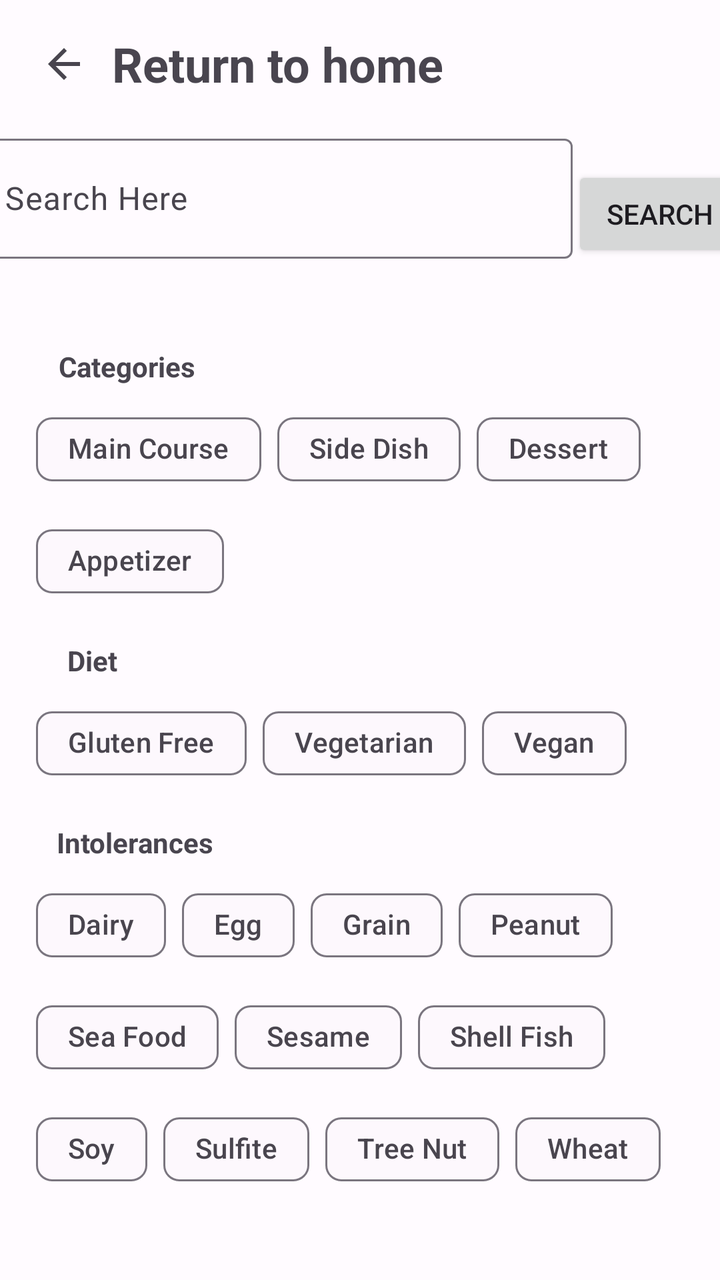
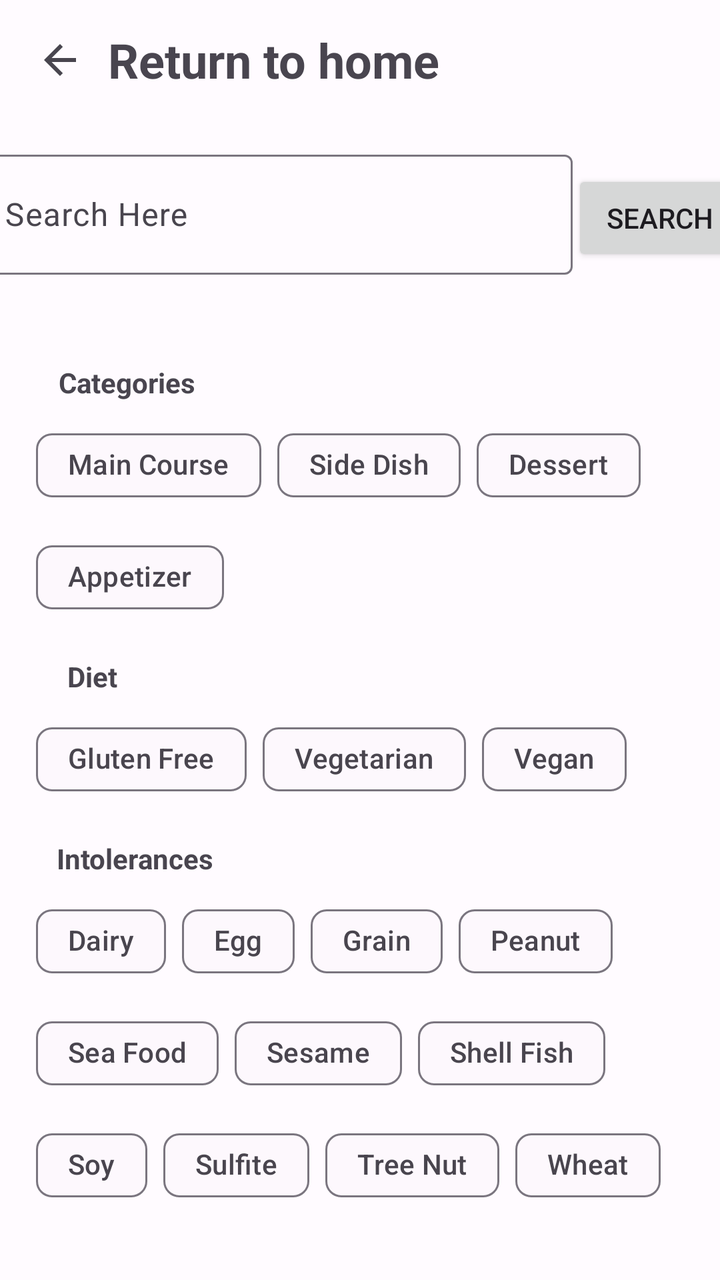

Screens rendered from an Android XML layout before and after an edit, with the pre-edit source and the edit as a unified diff.
<!-- AndroidManifest.xml: application theme Theme.Food_alchemy -->
<!-- res/layout/fragment_search.xml -->
<?xml version="1.0" encoding="utf-8"?>
<androidx.constraintlayout.widget.ConstraintLayout xmlns:android="http://schemas.android.com/apk/res/android"
    xmlns:app="http://schemas.android.com/apk/res-auto"
    xmlns:tools="http://schemas.android.com/tools"
    android:layout_width="match_parent"
    android:layout_height="match_parent"
    tools:context=".ui.search.SearchActivity">

    <LinearLayout
        android:id="@+id/linear_layout"
        android:layout_width="match_parent"
        android:layout_height="wrap_content"
        android:gravity="center_vertical"
        android:padding="8dp"
        app:layout_constraintEnd_toEndOf="parent"
        app:layout_constraintHorizontal_bias="1.0"
        app:layout_constraintStart_toStartOf="parent"
        app:layout_constraintTop_toTopOf="parent">

        <ImageButton
            android:id="@+id/return_button"
            android:layout_width="48dp"
            android:layout_height="48dp"
            android:background="@android:color/transparent"
            android:padding="8dp"
            android:src="@drawable/baseline_arrow_back_24"
            app:tint="?attr/colorControlNormal"
            tools:ignore="ContentDescription" />

        <TextView
            android:id="@+id/title_textview"
            android:layout_width="wrap_content"
            android:layout_height="wrap_content"
            android:text="@string/return_to_home"
            android:textSize="24sp"
            android:textStyle="bold" />

    </LinearLayout>

    <androidx.constraintlayout.widget.ConstraintLayout
        android:layout_width="match_parent"
        android:layout_height="wrap_content"
        app:layout_constraintStart_toStartOf="parent"
        app:layout_constraintEnd_toEndOf="parent"
        android:id="@+id/search_layout"
        app:layout_constraintTop_toBottomOf="@+id/linear_layout">




        <com.google.android.material.textfield.TextInputLayout
            android:id="@+id/searchView"
            android:layout_width="300dp"
            android:layout_height="wrap_content"
            app:endIconMode="clear_text"
            app:errorEnabled="true"
            app:layout_constraintTop_toTopOf="parent"
            app:layout_constraintBottom_toTopOf="@id/recyclerview_ingredients_search"
            app:layout_constraintStart_toStartOf="parent"
            app:layout_constraintEnd_toStartOf="@id/search_btn">

            <com.google.android.material.textfield.TextInputEditText
                android:id="@+id/search_input_edit_text_ingredient"
                android:layout_width="300dp"
                android:layout_height="60dp"
                android:layout_weight="1"
                android:inputType="text"
                android:hint="@string/search_here" />
        </com.google.android.material.textfield.TextInputLayout>



        <Button
            android:id="@+id/search_btn"
            app:layout_constraintBottom_toTopOf="@id/recyclerview_ingredients_search"
            app:layout_constraintTop_toTopOf="parent"
            app:layout_constraintEnd_toEndOf="parent"
            app:layout_constraintStart_toEndOf="@id/searchView"
            android:layout_weight="1"
            android:layout_width="wrap_content"
            android:layout_height="wrap_content"
            android:text="@string/search" />

        <androidx.recyclerview.widget.RecyclerView
            android:id="@+id/recyclerview_ingredients_search"
            android:layout_width="match_parent"
            android:layout_height="wrap_content"
            app:layout_constraintTop_toBottomOf="@id/searchView"
            app:layout_constraintBottom_toBottomOf="parent"
            app:layout_constraintStart_toStartOf="parent"
            app:layout_constraintEnd_toEndOf="parent" />

    </androidx.constraintlayout.widget.ConstraintLayout>


    <ScrollView
        android:id="@+id/scrollChip"
        android:layout_width="match_parent"
        android:layout_height="0dp"
        app:layout_constraintTop_toBottomOf="@id/search_layout"
        app:layout_constraintBottom_toBottomOf="parent">

        <androidx.constraintlayout.widget.ConstraintLayout
            android:layout_width="match_parent"
            android:layout_height="match_parent">

            <com.google.android.material.chip.ChipGroup
                android:id="@+id/chip_ingredients"
                android:layout_width="match_parent"
                android:layout_height="wrap_content"
                android:layout_marginTop="8dp"
                android:layout_marginStart="18dp"
                android:layout_marginEnd="18dp"
                app:layout_constraintStart_toStartOf="parent"
                app:layout_constraintEnd_toEndOf="parent"
                app:layout_constraintTop_toTopOf="parent"
                app:layout_constraintBottom_toTopOf="@id/text_categories">

            </com.google.android.material.chip.ChipGroup>

            
            <TextView
                android:id="@+id/text_categories"
                android:layout_width="wrap_content"
                android:layout_height="wrap_content"
                android:text="@string/categories"
                android:layout_marginTop="16dp"
                android:textStyle="bold"
                app:layout_constraintStart_toStartOf="parent"
                app:layout_constraintEnd_toEndOf="parent"
                app:layout_constraintTop_toBottomOf="@id/chip_ingredients"
                app:layout_constraintBottom_toTopOf="@id/chip_group_categories"
                app:layout_constraintHorizontal_bias="0.1" />


            <com.google.android.material.chip.ChipGroup
                android:id="@+id/chip_group_categories"
                android:layout_width="match_parent"
                android:layout_height="wrap_content"
                android:layout_below="@id/text_categories"
                android:layout_marginTop="8dp"
                app:singleSelection="true"
                android:layout_marginStart="18dp"
                android:layout_marginEnd="18dp"
                app:layout_constraintStart_toStartOf="parent"
                app:layout_constraintEnd_toEndOf="parent"
                app:layout_constraintTop_toBottomOf="@id/text_categories"
                app:layout_constraintBottom_toTopOf="@id/text_diet">


                <com.google.android.material.chip.Chip
                    android:id="@+id/chip_main_course"
                    style="@style/Widget.Material3.Chip.Filter"
                    android:layout_width="wrap_content"
                    android:layout_height="wrap_content"
                    android:checked="false"
                    android:text="@string/main_course" />

                <com.google.android.material.chip.Chip
                    android:id="@+id/chip_side_dish"
                    style="@style/Widget.Material3.Chip.Filter"
                    android:layout_width="wrap_content"
                    android:layout_height="wrap_content"
                    android:checked="false"
                    android:text="@string/side_dish" />

                <com.google.android.material.chip.Chip
                    android:id="@+id/chip_dessert"
                    style="@style/Widget.Material3.Chip.Filter"
                    android:layout_width="wrap_content"
                    android:layout_height="wrap_content"
                    android:checked="false"
                    android:text="@string/dessert" />

                <com.google.android.material.chip.Chip
                    android:id="@+id/chip_appetizer"
                    style="@style/Widget.Material3.Chip.Filter"
                    android:layout_width="wrap_content"
                    android:layout_height="wrap_content"
                    android:checked="false"
                    android:text="@string/appetizer" />

                
                

            </com.google.android.material.chip.ChipGroup>

            
            <TextView
                android:id="@+id/text_diet"
                android:layout_width="wrap_content"
                android:layout_height="wrap_content"
                android:text="@string/diet"
                android:layout_marginTop="16dp"
                android:textStyle="bold"
                app:layout_constraintStart_toStartOf="parent"
                app:layout_constraintEnd_toEndOf="parent"
                app:layout_constraintTop_toBottomOf="@id/chip_group_categories"
                app:layout_constraintBottom_toTopOf="@id/chip_group_diet"
                app:layout_constraintHorizontal_bias="0.1"/>

            <com.google.android.material.chip.ChipGroup
                android:id="@+id/chip_group_diet"
                android:layout_width="match_parent"
                android:layout_height="wrap_content"
                android:layout_below="@id/text_diet"
                android:layout_marginTop="8dp"
                android:layout_marginStart="18dp"
                android:layout_marginEnd="18dp"
                app:singleSelection="true"
                app:layout_constraintStart_toStartOf="parent"
                app:layout_constraintEnd_toEndOf="parent"
                app:layout_constraintTop_toBottomOf="@id/text_diet"
                app:layout_constraintBottom_toTopOf="@id/text_intolerances">

                <com.google.android.material.chip.Chip
                    android:id="@+id/gluten_free"
                    style="@style/Widget.Material3.Chip.Filter"
                    android:layout_width="wrap_content"
                    android:layout_height="wrap_content"
                    android:checked="false"
                    android:text="@string/gluten_free" />

                <com.google.android.material.chip.Chip
                    android:id="@+id/vegetarian"
                    style="@style/Widget.Material3.Chip.Filter"
                    android:layout_width="wrap_content"
                    android:layout_height="wrap_content"
                    android:checked="false"
                    android:text="@string/vegetarian" />

                <com.google.android.material.chip.Chip
                    android:id="@+id/vegan"
                    style="@style/Widget.Material3.Chip.Filter"
                    android:layout_width="wrap_content"
                    android:layout_height="wrap_content"
                    android:checked="false"
                    android:text="@string/vegan" />
                
                

            </com.google.android.material.chip.ChipGroup>

            
            <TextView
                android:id="@+id/text_intolerances"
                android:layout_width="wrap_content"
                android:layout_height="wrap_content"
                android:text="@string/intolerances"
                android:layout_below="@id/chip_group_diet"
                android:layout_marginTop="16dp"
                android:textStyle="bold"
                app:layout_constraintStart_toStartOf="parent"
                app:layout_constraintEnd_toEndOf="parent"
                app:layout_constraintTop_toBottomOf="@id/chip_group_diet"
                app:layout_constraintBottom_toTopOf="@id/chip_group_intolerances"
                app:layout_constraintHorizontal_bias="0.1"/>

            <com.google.android.material.chip.ChipGroup
                android:id="@+id/chip_group_intolerances"
                android:layout_width="match_parent"
                android:layout_height="wrap_content"
                android:layout_below="@id/text_intolerances"
                android:layout_marginTop="8dp"
                android:layout_marginStart="18dp"
                android:layout_marginEnd="18dp"
                app:singleSelection="false"
                app:layout_constraintStart_toStartOf="parent"
                app:layout_constraintEnd_toEndOf="parent"
                app:layout_constraintTop_toBottomOf="@id/text_intolerances">

                <com.google.android.material.chip.Chip
                    android:id="@+id/dairy"
                    style="@style/Widget.Material3.Chip.Filter"
                    android:layout_width="wrap_content"
                    android:layout_height="wrap_content"
                    android:checked="false"
                    android:text="@string/dairy" />

                <com.google.android.material.chip.Chip
                    android:id="@+id/egg"
                    style="@style/Widget.Material3.Chip.Filter"
                    android:layout_width="wrap_content"
                    android:layout_height="wrap_content"
                    android:checked="false"
                    android:text="@string/egg" />

                <com.google.android.material.chip.Chip
                    android:id="@+id/grain"
                    style="@style/Widget.Material3.Chip.Filter"
                    android:layout_width="wrap_content"
                    android:layout_height="wrap_content"
                    android:checked="false"
                    android:text="@string/grain" />

                <com.google.android.material.chip.Chip
                    android:id="@+id/peanut"
                    style="@style/Widget.Material3.Chip.Filter"
                    android:layout_width="wrap_content"
                    android:layout_height="wrap_content"
                    android:checked="false"
                    android:text="@string/peanut" />

                <com.google.android.material.chip.Chip
                    android:id="@+id/sea_food"
                    style="@style/Widget.Material3.Chip.Filter"
                    android:layout_width="wrap_content"
                    android:layout_height="wrap_content"
                    android:checked="false"
                    android:text="@string/sea_food" />

                <com.google.android.material.chip.Chip
                    android:id="@+id/sesame"
                    style="@style/Widget.Material3.Chip.Filter"
                    android:layout_width="wrap_content"
                    android:layout_height="wrap_content"
                    android:checked="false"
                    android:text="@string/sesame" />

                <com.google.android.material.chip.Chip
                    android:id="@+id/shell_fish"
                    style="@style/Widget.Material3.Chip.Filter"
                    android:layout_width="wrap_content"
                    android:layout_height="wrap_content"
                    android:checked="false"
                    android:text="@string/shell_fish" />

                <com.google.android.material.chip.Chip
                    android:id="@+id/soy"
                    style="@style/Widget.Material3.Chip.Filter"
                    android:layout_width="wrap_content"
                    android:layout_height="wrap_content"
                    android:checked="false"
                    android:text="@string/soy" />

                <com.google.android.material.chip.Chip
                    android:id="@+id/sulfite"
                    style="@style/Widget.Material3.Chip.Filter"
                    android:layout_width="wrap_content"
                    android:layout_height="wrap_content"
                    android:checked="false"
                    android:text="@string/sulfite" />

                <com.google.android.material.chip.Chip
                    android:id="@+id/tree_nut"
                    style="@style/Widget.Material3.Chip.Filter"
                    android:layout_width="wrap_content"
                    android:layout_height="wrap_content"
                    android:checked="false"
                    android:text="@string/tree_nut" />

                <com.google.android.material.chip.Chip
                    android:id="@+id/wheat"
                    style="@style/Widget.Material3.Chip.Filter"
                    android:layout_width="wrap_content"
                    android:layout_height="wrap_content"
                    android:checked="false"
                    android:text="@string/wheat" />

                
                

            </com.google.android.material.chip.ChipGroup>
        </androidx.constraintlayout.widget.ConstraintLayout>
    </ScrollView>




</androidx.constraintlayout.widget.ConstraintLayout>
<!-- resources referenced by this layout -->
<resources>
  <!-- drawable baseline_arrow_back_24 (drawable) -->
  <vector android:autoMirrored="true" android:height="24dp"
      android:tint="#000000" android:viewportHeight="24"
      android:viewportWidth="24" android:width="24dp" xmlns:android="http://schemas.android.com/apk/res/android">
      <path android:fillColor="@android:color/black" android:pathData="M20,11H7.83l5.59,-5.59L12,4l-8,8 8,8 1.41,-1.41L7.83,13H20v-2z"/>
  </vector>
  <string name="appetizer">Appetizer</string>
  <string name="categories">Categories</string>
  <string name="dairy">Dairy</string>
  <string name="dessert">Dessert</string>
  <string name="diet">Diet</string>
  <string name="egg">Egg</string>
  <string name="gluten_free">Gluten Free</string>
  <string name="grain">Grain</string>
  <string name="intolerances">Intolerances</string>
  <string name="main_course">Main Course</string>
  <string name="peanut">Peanut</string>
  <string name="return_to_home">Return to home</string>
  <string name="sea_food">Sea Food</string>
  <string name="search">Search</string>
  <string name="search_here">Search Here</string>
  <string name="sesame">Sesame</string>
  <string name="shell_fish">Shell Fish</string>
  <string name="side_dish">Side Dish</string>
  <string name="soy">Soy</string>
  <string name="sulfite">Sulfite</string>
  <string name="tree_nut">Tree Nut</string>
  <string name="vegan">Vegan</string>
  <string name="vegetarian">Vegetarian</string>
  <string name="wheat">Wheat</string>
  <style name="Theme.Food_alchemy" parent="Base.Theme.Food_alchemy" />
  <color name="md_theme_light_primary">#7214FF</color>
  <color name="md_theme_light_onPrimary">#FFFFFF</color>
  <color name="md_theme_light_primaryContainer">#E9DDFF</color>
  <color name="md_theme_light_onPrimaryContainer">#23005C</color>
  <color name="md_theme_light_secondary">#625B70</color>
  <color name="md_theme_light_onSecondary">#FFFFFF</color>
  <color name="md_theme_light_secondaryContainer">#E8DEF8</color>
  <color name="md_theme_light_onSecondaryContainer">#1E192B</color>
  <color name="md_theme_light_tertiary">#7E525F</color>
  <color name="md_theme_light_onTertiary">#FFFFFF</color>
  <color name="md_theme_light_tertiaryContainer">#FFD9E2</color>
  <color name="md_theme_light_onTertiaryContainer">#31101C</color>
  <color name="md_theme_light_error">#BA1A1A</color>
  <color name="md_theme_light_onError">#FFFFFF</color>
  <color name="md_theme_light_errorContainer">#FFDAD6</color>
  <color name="md_theme_light_onErrorContainer">#410002</color>
  <color name="md_theme_light_outline">#7A757F</color>
  <color name="md_theme_light_background">#FFFBFF</color>
  <color name="md_theme_light_onBackground">#1C1B1E</color>
  <color name="md_theme_light_surface">#FDF8FD</color>
  <color name="md_theme_light_onSurface">#1C1B1E</color>
  <color name="md_theme_light_surfaceVariant">#E7E0EB</color>
  <color name="md_theme_light_onSurfaceVariant">#49454E</color>
  <color name="md_theme_light_inverseSurface">#323033</color>
  <color name="md_theme_light_inverseOnSurface">#F5EFF4</color>
  <color name="md_theme_light_inversePrimary">#D0BCFF</color>
  <!-- unchanged entries left out for length: 1 -->
</resources>

<!-- the commit's change to res/layout/fragment_search.xml (unified diff, before → after) -->
@@ -11,7 +11,7 @@
         android:layout_width="match_parent"
         android:layout_height="wrap_content"
         android:gravity="center_vertical"
-        android:padding="8dp"
+        android:padding="6dp"
         app:layout_constraintEnd_toEndOf="parent"
         app:layout_constraintHorizontal_bias="1.0"
         app:layout_constraintStart_toStartOf="parent"
@@ -53,6 +53,8 @@
             android:layout_width="300dp"
             android:layout_height="wrap_content"
             app:endIconMode="clear_text"
+            android:paddingTop="12dp"
+            android:layout_marginStart="6dp"
             app:errorEnabled="true"
             app:layout_constraintTop_toTopOf="parent"
             app:layout_constraintBottom_toTopOf="@id/recyclerview_ingredients_search"
@@ -61,14 +63,12 @@
 
             <com.google.android.material.textfield.TextInputEditText
                 android:id="@+id/search_input_edit_text_ingredient"
-                android:layout_width="300dp"
+                android:layout_width="match_parent"
                 android:layout_height="60dp"
                 android:layout_weight="1"
                 android:inputType="text"
                 android:hint="@string/search_here" />
         </com.google.android.material.textfield.TextInputLayout>
-
-
 
         <Button
             android:id="@+id/search_btn"
@@ -76,6 +76,7 @@
             app:layout_constraintTop_toTopOf="parent"
             app:layout_constraintEnd_toEndOf="parent"
             app:layout_constraintStart_toEndOf="@id/searchView"
+            android:layout_marginEnd="6dp"
             android:layout_weight="1"
             android:layout_width="wrap_content"
             android:layout_height="wrap_content"
